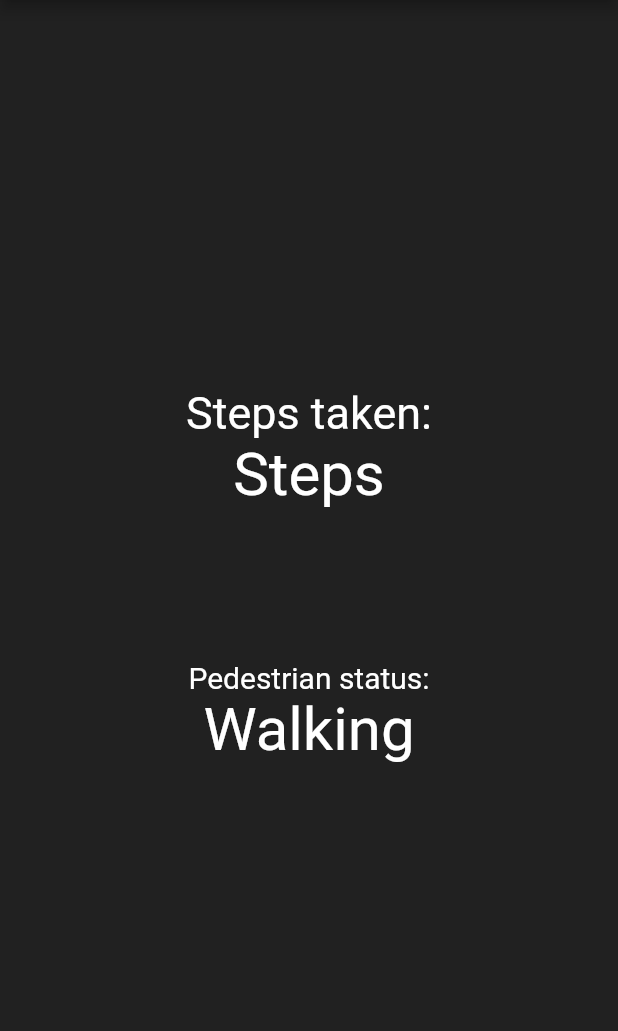
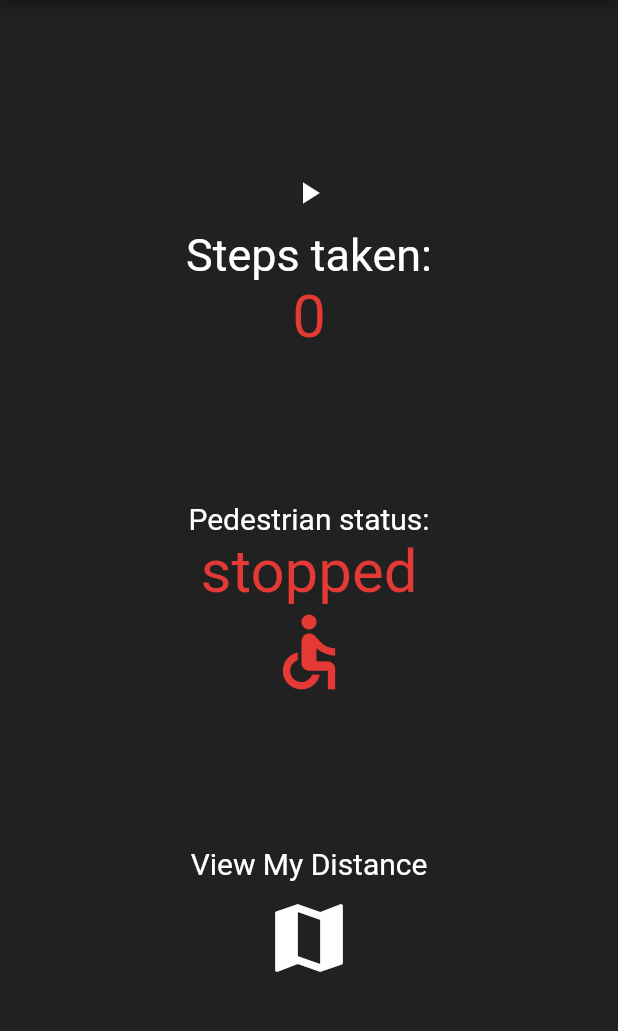
Before and after one commit to Andylaa10/Flutter2Sensor, a Flutter app: the screen it shows after launch, on a phone screen of 412 x 824 dp, the part 84-1115 px from its top. Run offline on Flutter 3.47's test engine with Material 2 defaults, Android fonts, the phone set to English and light mode, and no system bars; our stand-ins replace flutter_bloc, google_fonts; Roboto replaces fonts that are missing (Nosifer, Piedra).

Commit message:
bloc on counter.
Dont have an android to test the pedometer.

```diff
--- /dev/null
+++ b/lib/Gps/bloc/gps_event.dart
@@ -0,0 +1,4 @@
+import 'package:flutter/material.dart';
+
+@immutable
+abstract class GpsEvent{}
--- /dev/null
+++ b/lib/Gps/bloc/gps_state.dart
@@ -0,0 +1,4 @@
+import 'package:flutter/material.dart';
+
+@immutable
+abstract class GpsState{}
--- /dev/null
+++ b/lib/Pedometer/bloc/pedometer_bloc.dart
@@ -0,0 +1,26 @@
+import 'dart:async';
+
+import 'package:twosensor/Pedometer/bloc/pedometer_event.dart';
+import 'package:twosensor/Pedometer/bloc/pedometer_state.dart';
+
+class PedometerBloc{
+  PedometerBloc();
+  var steps = 0;
+
+  Stream<PedometerState> get stepsStream => _controller.stream;
+
+  final _controller = StreamController<PedometerState>();
+
+  void stepOnChange(PedometerEvent event){
+    if(event is StepCount){
+      Timer.periodic(const Duration(seconds: 1), (t) {
+        steps++;
+        _controller.sink.add(PedometerState(steps));
+      });
+    }
+  }
+
+  void dispose(){
+    _controller.close();
+  }
+}
--- /dev/null
+++ b/lib/Pedometer/bloc/pedometer_event.dart
@@ -0,0 +1,6 @@
+import 'package:flutter/material.dart';
+
+@immutable
+abstract class PedometerEvent{}
+
+class StepCount extends PedometerEvent{}
--- /dev/null
+++ b/lib/Pedometer/bloc/pedometer_state.dart
@@ -0,0 +1,6 @@
+class PedometerState{
+  final steps;
+
+  PedometerState(this.steps);
+
+}
--- /dev/null
+++ b/lib/Pedometer/pedometer_app_screen.dart
@@ -0,0 +1,114 @@
+import 'package:flutter/material.dart';
+import 'package:twosensor/Gps/gps_app_screen.dart';
+import 'package:twosensor/Pedometer/bloc/pedometer_bloc.dart';
+import 'package:twosensor/Pedometer/bloc/pedometer_event.dart';
+import 'package:twosensor/Pedometer/bloc/pedometer_state.dart';
+
+class PedometerApp extends StatefulWidget {
+  const PedometerApp({Key? key}) : super(key: key);
+
+  @override
+  State<PedometerApp> createState() => _PedometerAppState();
+}
+
+class _PedometerAppState extends State<PedometerApp> {
+  String _status = 'stopped';
+  @override
+  void initState() {
+    super.initState();
+  }
+
+  @override
+  Widget build(BuildContext context) {
+    PedometerBloc _bloc = PedometerBloc();
+    return StreamBuilder<PedometerState>(
+        stream: _bloc.stepsStream,
+        builder: (context, snapshot) {
+          return Container(
+            color: Theme.of(context).primaryColor,
+            child: Center(
+              child: Column(
+                mainAxisAlignment: MainAxisAlignment.center,
+                children: [
+                  IconButton(
+                      onPressed: () {
+                        _bloc.stepOnChange(StepCount());
+                        setState(() {
+                          _status = 'walking';
+                        });
+                      },
+                      icon: const Icon(Icons.play_arrow)),
+                  const Text(
+                    'Steps taken:',
+                    style: TextStyle(fontSize: 30),
+                  ),
+                  Text(
+                    _toString(snapshot.data?.steps),
+                    style: TextStyle(fontSize: 40, color: Colors.red[600]),
+                  ),
+                  Divider(
+                    height: 100,
+                    thickness: 0,
+                    color: Theme.of(context).primaryColor,
+                  ),
+                  const Text(
+                    'Pedestrian status:',
+                    style: TextStyle(fontSize: 20),
+                  ),
+                  Center(
+                    child: Text(
+                      _status,
+                      style: TextStyle(fontSize: 40, color: Colors.red[600])
+                    ),
+                  ),
+                  Icon(
+                    _status == 'walking' ? Icons.directions_walk : Icons.accessible,
+                    color: Colors.red[600],
+                    size: 60,
+                  ),
+                  Divider(
+                    height: 100,
+                    thickness: 0,
+                    color: Theme.of(context).primaryColor,
+                  ),
+                  Center(
+                    child: Column(
+                      mainAxisAlignment: MainAxisAlignment.center,
+                      crossAxisAlignment: CrossAxisAlignment.center,
+                      children: [
+                        const Text(
+                          'View My Distance',
+                          style: TextStyle(color: Colors.white, fontSize: 20),
+                        ),
+                        IconButton(
+                          icon: Icon(
+                            Icons.map,
+                          ),
+                          iconSize: 60,
+                          onPressed: () {
+                            Navigator.push(
+                                context,
+                                MaterialPageRoute(
+                                    builder: (context) => GpsApp()));
+                          },
+                        ),
+                      ],
+                    ),
+                  )
+                ],
+              ),
+            ),
+          );
+        });
+  }
+
+  String _toString(int? steps) {
+    String val = '';
+    if(steps == null) {
+      val = '0';
+    }else{
+      val = steps.toString();
+    }
+    return val;
+  }
+}
--- a/lib/main.dart
+++ b/lib/main.dart
@@ -1,6 +1,6 @@
 import 'package:flutter/material.dart';
 import 'package:google_fonts/google_fonts.dart';
-import 'package:twosensor/pedometer_app_screen.dart';
+import 'package:twosensor/Pedometer/pedometer_app_screen.dart';
 
 void main() {
   runApp(const MyApp());
@@ -35,3 +35,4 @@ class MyApp extends StatelessWidget {
 
 // https://medium.com/@stefanodecillis/flutter-using-google-maps-and-drawing-routes-100829419faf
 // https://pub.dev/packages/pedometer
+// https://medium.com/flutter-community/flutter-bloc-for-beginners-839e22adb9f5
--- a/lib/pedometer_app_screen.dart
+++ /dev/null
@@ -1,40 +0,0 @@
-import 'package:flutter/material.dart';
-
-class PedometerApp extends StatelessWidget {
-  const PedometerApp({Key? key}) : super(key: key);
-
-  @override
-  Widget build(BuildContext context) {
-    return Container(
-      color: Theme.of(context).primaryColor,
-      child: Center(
-        child: Column(
-          mainAxisAlignment: MainAxisAlignment.center,
-          children: [
-            const Text(
-              'Steps taken:',
-              style: TextStyle(fontSize: 30),
-            ),
-            const Text(
-              'Steps',
-              style: TextStyle(fontSize: 40),
-            ),
-            Divider(
-              height: 100,
-              thickness: 0,
-              color: Theme.of(context).primaryColor,
-            ),
-            const Text(
-              'Pedestrian status:',
-              style: TextStyle(fontSize: 20),
-            ),
-            const Text(
-              'Walking',
-              style: TextStyle(fontSize: 40),
-            ),
-          ],
-        ),
-      ),
-    );
-  }
-}
--- a/pubspec.yaml
+++ b/pubspec.yaml
@@ -39,6 +39,8 @@ dependencies:
   # Use with the CupertinoIcons class for iOS style icons.
   cupertino_icons: ^1.0.2
   pedometer: ^3.0.0
+  flutter_bloc: ^8.1.2
+  bloc: ^8.1.1
 
 dev_dependencies:
   flutter_test:
```
Also changed, not shown: lib/Gps/bloc/gps_bloc.dart (added, +8 -0 lines), lib/Gps/gps_app_screen.dart (added, +21 -0 lines), pubspec.lock, 2 other files.
